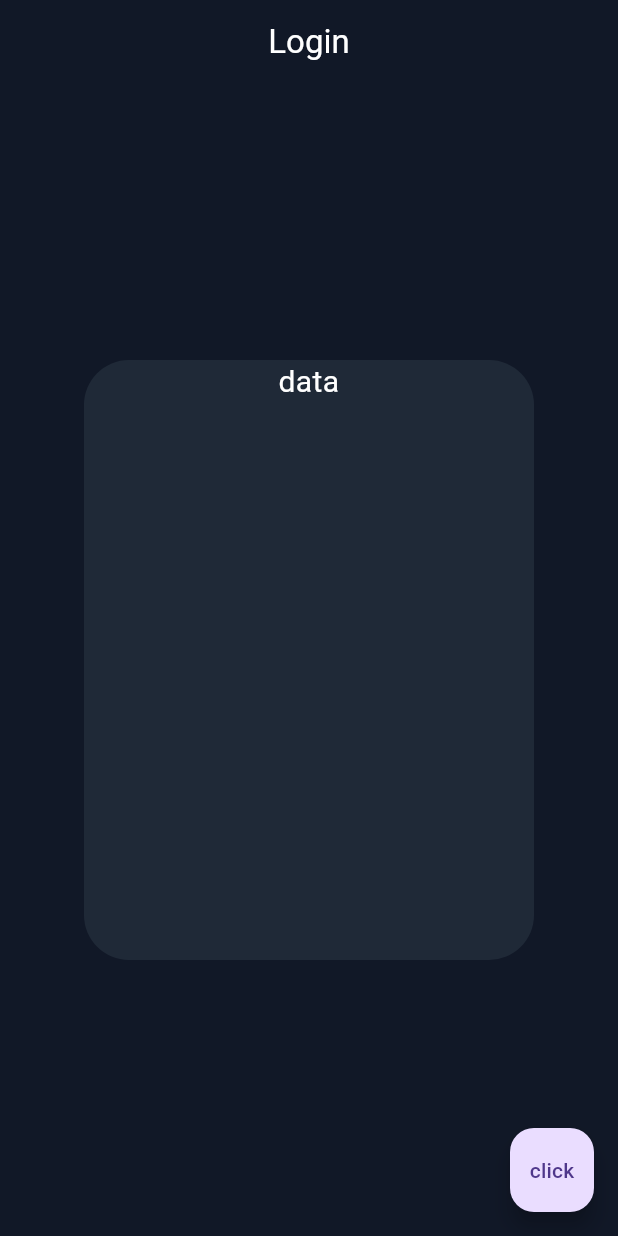
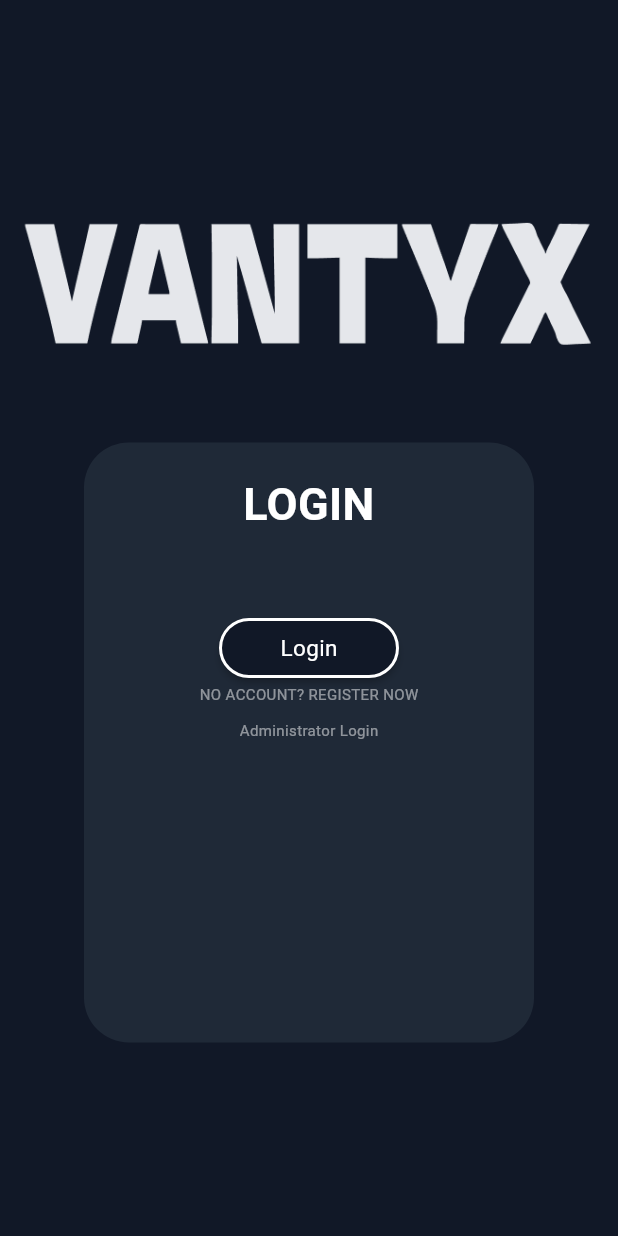
Before and after one commit to dariaccc/stockapp, a Flutter app: the screen it shows after launch, on a phone screen of 412 x 824 dp. Run offline on Flutter 3.47's test engine with Material 3 defaults, Android fonts, the light colour scheme and no system bars.

Commit message:
working on login GUI

```diff
--- a/lib/login.dart
+++ b/lib/login.dart
@@ -12,39 +12,78 @@ class _LoginState extends State<Login> {
     return MaterialApp(
       home: Scaffold(
         backgroundColor: Color(0xFF111827),
-        appBar: AppBar(
-          backgroundColor: Color(0xFF111827),
-          title: Text("Login", style: TextStyle(color: Color(0xFFFFFFFF))),
-          centerTitle: true,
-        ),
-        body: SafeArea(
-          child: Center(
-            child: Container(
+        body: Center(
+          child: Column(
+            mainAxisAlignment: MainAxisAlignment.center,
+            crossAxisAlignment: CrossAxisAlignment.center,
+            children: [
+              const Image(image: AssetImage('assets/images/logo-test.png')),
+              SizedBox(height: 50),
+              Container(
+                padding: EdgeInsets.all(20),
                 decoration: BoxDecoration(
                   borderRadius: BorderRadius.circular(30),
                   color: Color(0xFF1F2937),
                 ),
                 height: 400,
                 width: 300,
-              child: Text(
-                "data",
+                child: Column(
+                  children: [
+                    Text(
+                      "LOGIN",
                       style: TextStyle(
                         color: Color(0xFFFFFFFF),
-                    fontSize: 20,
+                        fontSize: 30,
+                        fontWeight: FontWeight.bold,
                       ),
                       textAlign: TextAlign.center,
                     ),
-            ),
-          ),
-        ),
-        floatingActionButton: FloatingActionButton(
+                    SizedBox(height: 50),
+                    RawMaterialButton(
                       onPressed: () {
                         Navigator.of(context).pushReplacement(
                           MaterialPageRoute(builder: (context) => Navigation()),
                         );
                       },
-          child: Text("click"),
+                      fillColor: Color(0xFF111827),
+                      shape: RoundedRectangleBorder(
+                        borderRadius: BorderRadius.circular(20),
+                        side: BorderSide(
+                          color: Colors.white, // 👈 your border color
+                          width: 2,
                         ),
+                      ),
+                      constraints: BoxConstraints.tightFor(
+                        width: 120,
+                        height: 40,
+                      ),
+                      child: Text(
+                          "Login",
+                          style: TextStyle(
+                            color: Color(0xFFFFFFFF),
+                            fontSize: 15,),
+                      ),
+                    ),
+                    Text(
+                        "NO ACCOUNT? REGISTER NOW",
+                        style: TextStyle(color: Color(0x80FFFFFF),
+                        fontSize: 10
+                        ),
+                    ),
+                    SizedBox(height: 10,),
+                    Text(
+                      "Administrator Login",
+                      style: TextStyle(color: Color(0x80FFFFFF),
+                          fontSize: 10
+                      ),
+                    ),
+                  ],
+                ),
+              ),
+            ],
+          ),
+        ),
+
       ),
     );
   }
```
Also changed, not shown: assets/images/logo-test.png (added). Lines whose indentation alone changed are shown as unchanged.
